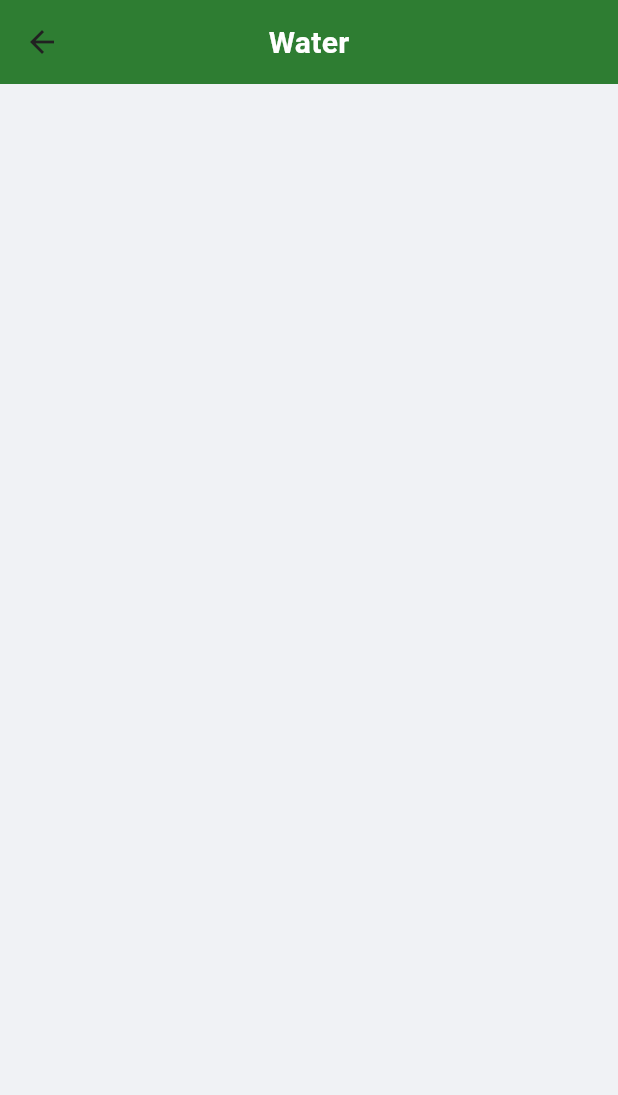
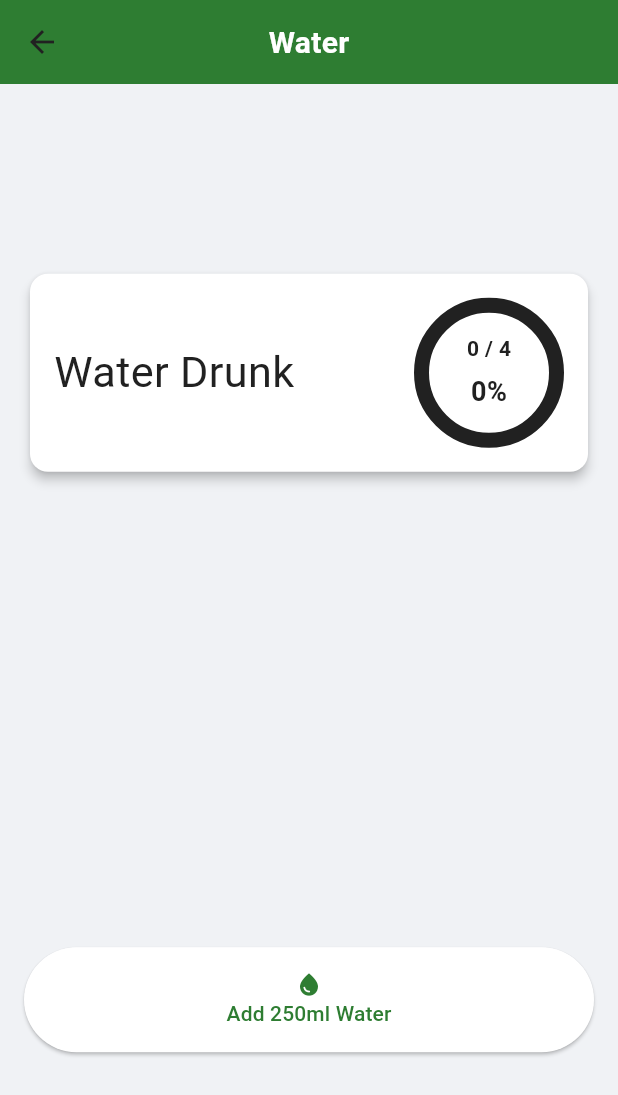
Before and after one commit to Gr8V/FuelIQ, a Flutter app: the screen it shows after launch, after a tap on "Water Intake", on a phone screen of 412 x 824 dp. Shown: the top 1095 px of the screen. Run offline on Flutter 3.47's test engine with Material 3 defaults, Android fonts, the phone set to English and light mode, and no system bars; our stand-ins replace fl_chart, shared_preferences.

Commit message:
added add water functionality

```diff
--- a/fuel_iq/lib/pages/main/home_page.dart
+++ b/fuel_iq/lib/pages/main/home_page.dart
@@ -179,8 +179,8 @@ class _HomePageState extends State<HomePage> {
                             borderRadius: BorderRadius.circular(16),
                             ),
                             leading: CaloriesCircularChart(
-                              eaten: 100,
-                              goal: 200,
+                              eaten: waterDrunk,
+                              goal: 4.0,
                               size: 40,
                               backgroundArcColor: colorScheme.surface,
                               foregroundArcColor: colorScheme.primary,
@@ -189,7 +189,7 @@ class _HomePageState extends State<HomePage> {
                               icon: Icons.water_drop,
                             ),
                             title: const Text('Water Intake'),
-                            subtitle: const Text('500 ml remaining'),
+                            subtitle:  Text('${4.0- waterDrunk}L remaining'),
                             onTap: () {
                               Navigator.push(
                             context,
--- a/fuel_iq/lib/pages/secondary/water.dart
+++ b/fuel_iq/lib/pages/secondary/water.dart
@@ -1,4 +1,8 @@
 import 'package:flutter/material.dart';
+import 'package:fuel_iq/pages/main/home_page.dart';
+import 'package:provider/provider.dart';
+import 'package:fuel_iq/services/daily_data_provider.dart';
+
 
 class WaterPage extends StatefulWidget {
   const WaterPage({super.key});
@@ -12,6 +16,9 @@ class _WaterPageState extends State<WaterPage> {
   Widget build(BuildContext context) {
     final theme = Theme.of(context);
     final colorScheme = theme.colorScheme;
+
+    final dailyData = context.watch<DailyDataProvider>().dailyData;
+    final waterDrunk = dailyData?['water'] ?? 0.0; // in liters
     return Scaffold(
       //app bar
       appBar: AppBar(
@@ -28,11 +35,64 @@ class _WaterPageState extends State<WaterPage> {
         centerTitle: true,
         backgroundColor: colorScheme.primary,
         ),
-        body: const Padding(
-          padding: EdgeInsets.all(16.0),
+        body: Padding(
+          padding: const EdgeInsets.all(16.0),
           child: Column(
+            crossAxisAlignment: CrossAxisAlignment.stretch,
+            mainAxisAlignment: MainAxisAlignment.spaceEvenly,
             children: [
+              Card(
+                elevation: 3,
+                  color: colorScheme.surface,
+                  child: Padding(
+                    padding: EdgeInsets.all(16.0),
+                    child: Row(
+                      mainAxisAlignment: MainAxisAlignment.spaceBetween,
+                      children: [
+                        Text(
+                          'Water Drunk',
+                          style: TextStyle(
+                            fontSize: MediaQuery.of(context).size.width *0.07,
+                            color: colorScheme.onSurface
+                          ),
+                        ),
+                        CaloriesCircularChart(
+                              eaten: waterDrunk,
+                              goal: 4,
+                              size: 100,
+                              backgroundArcColor: theme.colorScheme.onSurface,
+                              foregroundArcColor: colorScheme.primary,
+                              centerTextColor: colorScheme.onSurface,
+                              strokeWidth: 10,
+                            )
+                      ],
+                    ),
+                  ),
+              ),
+              const SizedBox(height: 100,),
+              ElevatedButton(
+                onPressed:() async{
+                  final provider = Provider.of<DailyDataProvider>(context, listen: false);
 
+                  // Get current water intake
+                  final currentWater = provider.dailyData?['water'] ?? 0.0;
+
+                  // Update only water
+                  final updatedData = Map<String, dynamic>.from(provider.dailyData ?? {});
+                  updatedData['water'] = currentWater + 0.25; // add 250 ml
+
+                  await provider.updateDailyData(todaysDate, updatedData);
+                },
+                child: const Padding(
+                  padding: EdgeInsets.all(16.0),
+                  child: Column(
+                    children: [
+                      Icon(Icons.water_drop),
+                      Text('Add 250ml Water')
+                    ],
+                  ),
+                )
+              )
             ],
           ),
         ),
```
